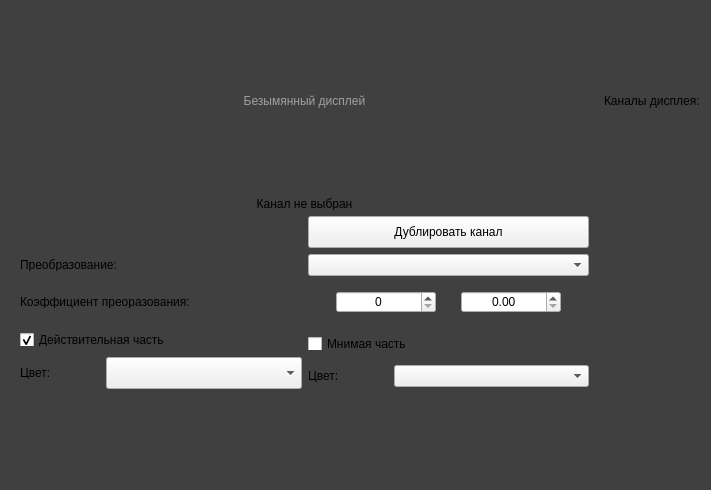
This is Oscilloscope/simplescope.ui in YegorR/Oscilloscope as Qt 5 draws it before an edit. The edited form follows.
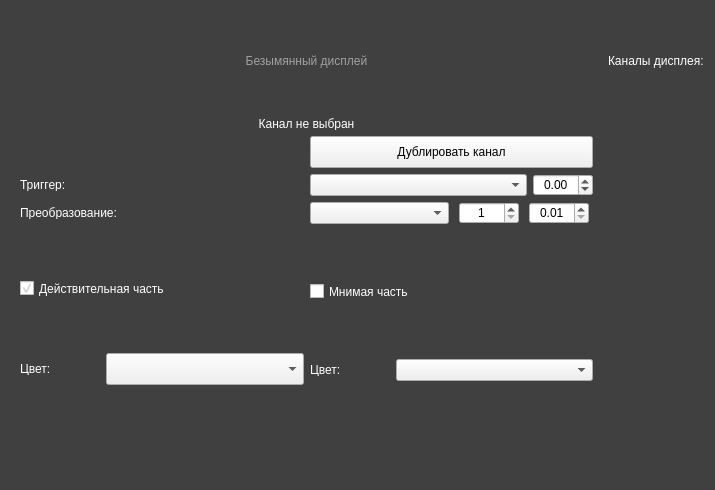
This is the edited form.

Patch:
```diff
--- a/Oscilloscope/simplescope.ui
+++ b/Oscilloscope/simplescope.ui
@@ -9,10 +9,16 @@
    <rect>
     <x>0</x>
     <y>0</y>
-    <width>711</width>
+    <width>715</width>
     <height>490</height>
    </rect>
   </property>
+  <property name="minimumSize">
+   <size>
+    <width>0</width>
+    <height>0</height>
+   </size>
+  </property>
   <property name="windowTitle">
    <string>Дисплей</string>
   </property>
@@ -25,6 +31,58 @@
 }</string>
   </property>
   <layout class="QGridLayout" name="gridLayout" rowstretch="0,0" columnstretch="0,0">
+   <item row="0" column="1">
+    <widget class="QLabel" name="label">
+     <property name="sizePolicy">
+      <sizepolicy hsizetype="Minimum" vsizetype="Preferred">
+       <horstretch>0</horstretch>
+       <verstretch>0</verstretch>
+      </sizepolicy>
+     </property>
+     <property name="styleSheet">
+      <string notr="true">color: White;</string>
+     </property>
+     <property name="text">
+      <string>Каналы дисплея:</string>
+     </property>
+    </widget>
+   </item>
+   <item row="0" column="0">
+    <widget class="QLineEdit" name="DisplayName">
+     <property name="mouseTracking">
+      <bool>true</bool>
+     </property>
+     <property name="tabletTracking">
+      <bool>false</bool>
+     </property>
+     <property name="autoFillBackground">
+      <bool>false</bool>
+     </property>
+     <property name="styleSheet">
+      <string notr="true">QLineEdit {
+    border: 0px;
+    background:  transparent;
+	color: White;
+    selection-background-color: Gray;
+}</string>
+     </property>
+     <property name="frame">
+      <bool>false</bool>
+     </property>
+     <property name="alignment">
+      <set>Qt::AlignCenter</set>
+     </property>
+     <property name="dragEnabled">
+      <bool>false</bool>
+     </property>
+     <property name="placeholderText">
+      <string>Безымянный дисплей</string>
+     </property>
+     <property name="cursorMoveStyle">
+      <enum>Qt::LogicalMoveStyle</enum>
+     </property>
+    </widget>
+   </item>
    <item row="1" column="1">
     <layout class="QVBoxLayout" name="channelsLayout">
      <property name="spacing">
@@ -51,6 +109,9 @@
          <height>13</height>
         </size>
        </property>
+       <property name="styleSheet">
+        <string notr="true">color: White;</string>
+       </property>
        <property name="text">
         <string>Канал не выбран</string>
        </property>
@@ -70,7 +131,7 @@
        <property name="maximumSize">
         <size>
          <width>16777215</width>
-         <height>180</height>
+         <height>300</height>
         </size>
        </property>
        <layout class="QGridLayout" name="channelSettings">
@@ -80,49 +141,83 @@
         <property name="bottomMargin">
          <number>0</number>
         </property>
-        <item row="1" column="0">
-         <widget class="QLabel" name="label_5">
+        <item row="6" column="0">
+         <widget class="QWidget" name="RealLayout" native="true">
+          <layout class="QVBoxLayout" name="verticalLayout">
+           <property name="leftMargin">
+            <number>0</number>
+           </property>
+           <property name="topMargin">
+            <number>0</number>
+           </property>
+           <property name="rightMargin">
+            <number>0</number>
+           </property>
+           <property name="bottomMargin">
+            <number>0</number>
+           </property>
+           <item>
+            <widget class="QCheckBox" name="ShowReal">
           <property name="maximumSize">
            <size>
             <width>16777215</width>
+               <height>15</height>
+              </size>
+             </property>
+             <property name="styleSheet">
+              <string notr="true">color: White;</string>
+             </property>
+             <property name="text">
+              <string>Действительная часть</string>
+             </property>
+             <property name="checked">
+              <bool>true</bool>
+             </property>
+            </widget>
+           </item>
+           <item>
+            <layout class="QHBoxLayout" name="horizontalLayout">
+             <item>
+              <widget class="QLabel" name="label_2">
+               <property name="maximumSize">
+                <size>
+                 <width>80</width>
             <height>13</height>
            </size>
           </property>
+               <property name="styleSheet">
+                <string notr="true">color: White;</string>
+               </property>
           <property name="text">
-           <string>Преобразование:</string>
+                <string>Цвет:</string>
           </property>
          </widget>
         </item>
-        <item row="1" column="1">
-         <widget class="QComboBox" name="transormateType"/>
-        </item>
-        <item row="0" column="1">
-         <widget class="QPushButton" name="createDublicate">
+             <item>
+              <widget class="QComboBox" name="ColorReal">
+               <property name="enabled">
+                <bool>true</bool>
+               </property>
           <property name="maximumSize">
            <size>
             <width>16777215</width>
             <height>32</height>
            </size>
           </property>
-          <property name="text">
-           <string>Дублировать канал</string>
-          </property>
-         </widget>
-        </item>
-        <item row="2" column="0">
-         <widget class="QLabel" name="TransformLabel">
-          <property name="maximumSize">
-           <size>
-            <width>16777215</width>
-            <height>13</height>
-           </size>
-          </property>
-          <property name="text">
-           <string>Коэффициент преоразования:</string>
-          </property>
+               <property name="editable">
+                <bool>false</bool>
+               </property>
+               <property name="frame">
+                <bool>true</bool>
+               </property>
+              </widget>
+             </item>
+            </layout>
+           </item>
+          </layout>
          </widget>
         </item>
-        <item row="4" column="1">
+        <item row="6" column="1">
          <widget class="QWidget" name="ImgLayout" native="true">
           <property name="enabled">
            <bool>true</bool>
@@ -145,12 +240,15 @@
              <property name="maximumSize">
               <size>
                <width>16777215</width>
-               <height>13</height>
+               <height>15</height>
               </size>
              </property>
              <property name="layoutDirection">
               <enum>Qt::LeftToRight</enum>
              </property>
+             <property name="styleSheet">
+              <string notr="true">color: White;</string>
+             </property>
              <property name="text">
               <string>Мнимая часть</string>
              </property>
@@ -181,6 +279,9 @@
                  <height>13</height>
                 </size>
                </property>
+               <property name="styleSheet">
+                <string notr="true">color: White;</string>
+               </property>
                <property name="text">
                 <string>Цвет:</string>
                </property>
@@ -194,103 +295,78 @@
           </layout>
          </widget>
         </item>
-        <item row="4" column="0">
-         <widget class="QWidget" name="RealLayout" native="true">
-          <layout class="QVBoxLayout" name="verticalLayout">
-           <property name="leftMargin">
-            <number>0</number>
-           </property>
-           <property name="topMargin">
-            <number>0</number>
-           </property>
-           <property name="rightMargin">
-            <number>0</number>
-           </property>
-           <property name="bottomMargin">
-            <number>0</number>
-           </property>
-           <item>
-            <widget class="QCheckBox" name="ShowReal">
-             <property name="maximumSize">
-              <size>
-               <width>16777215</width>
-               <height>13</height>
-              </size>
-             </property>
-             <property name="text">
-              <string>Действительная часть</string>
-             </property>
-             <property name="checked">
-              <bool>true</bool>
-             </property>
-            </widget>
-           </item>
-           <item>
-            <layout class="QHBoxLayout" name="horizontalLayout">
-             <item>
-              <widget class="QLabel" name="label_2">
-               <property name="maximumSize">
-                <size>
-                 <width>80</width>
-                 <height>13</height>
-                </size>
-               </property>
-               <property name="text">
-                <string>Цвет:</string>
-               </property>
-              </widget>
-             </item>
-             <item>
-              <widget class="QComboBox" name="ColorReal">
-               <property name="enabled">
-                <bool>true</bool>
-               </property>
-               <property name="maximumSize">
-                <size>
-                 <width>16777215</width>
-                 <height>32</height>
-                </size>
-               </property>
-               <property name="editable">
-                <bool>false</bool>
-               </property>
-               <property name="frame">
-                <bool>true</bool>
-               </property>
-              </widget>
-             </item>
-            </layout>
-           </item>
-          </layout>
-         </widget>
-        </item>
         <item row="2" column="1">
+         <layout class="QHBoxLayout" name="horizontalLayout_3">
+          <item>
+           <widget class="QComboBox" name="transormateType">
+            <property name="frame">
+             <bool>true</bool>
+            </property>
+           </widget>
+          </item>
+          <item>
          <widget class="QWidget" name="TransformSpins" native="true">
           <layout class="QHBoxLayout" name="TransformSpinLayout">
+             <property name="leftMargin">
+              <number>0</number>
+             </property>
+             <property name="topMargin">
+              <number>0</number>
+             </property>
+             <property name="rightMargin">
+              <number>0</number>
+             </property>
+             <property name="bottomMargin">
+              <number>0</number>
+             </property>
            <item>
             <widget class="QSpinBox" name="TransformSpinInt">
+               <property name="minimumSize">
+                <size>
+                 <width>60</width>
+                 <height>0</height>
+                </size>
+               </property>
              <property name="maximumSize">
               <size>
-               <width>100</width>
+                 <width>60</width>
                <height>16777215</height>
               </size>
              </property>
+               <property name="styleSheet">
+                <string notr="true">color: black;</string>
+               </property>
              <property name="alignment">
               <set>Qt::AlignCenter</set>
              </property>
+               <property name="minimum">
+                <number>1</number>
+               </property>
             </widget>
            </item>
            <item>
             <widget class="QDoubleSpinBox" name="TransformSpinDouble">
+               <property name="minimumSize">
+                <size>
+                 <width>60</width>
+                 <height>0</height>
+                </size>
+               </property>
              <property name="maximumSize">
               <size>
-               <width>100</width>
+                 <width>60</width>
                <height>16777215</height>
               </size>
              </property>
+               <property name="styleSheet">
+                <string notr="true">color: black;</string>
+               </property>
              <property name="alignment">
               <set>Qt::AlignCenter</set>
              </property>
+               <property name="minimum">
+                <double>0.010000000000000</double>
+               </property>
              <property name="singleStep">
               <double>0.100000000000000</double>
              </property>
@@ -300,58 +376,94 @@
          </widget>
         </item>
        </layout>
-      </widget>
-     </item>
-    </layout>
-   </item>
-   <item row="0" column="0">
-    <widget class="QLineEdit" name="DisplayName">
-     <property name="mouseTracking">
-      <bool>true</bool>
-     </property>
-     <property name="tabletTracking">
-      <bool>false</bool>
-     </property>
-     <property name="autoFillBackground">
-      <bool>false</bool>
-     </property>
+        </item>
+        <item row="0" column="1">
+         <widget class="QPushButton" name="createDublicate">
+          <property name="maximumSize">
+           <size>
+            <width>16777215</width>
+            <height>32</height>
+           </size>
+          </property>
+          <property name="text">
+           <string>Дублировать канал</string>
+          </property>
+         </widget>
+        </item>
+        <item row="2" column="0">
+         <widget class="QLabel" name="label_5">
+          <property name="maximumSize">
+           <size>
+            <width>16777215</width>
+            <height>13</height>
+           </size>
+          </property>
+          <property name="styleSheet">
+           <string notr="true">color: White;</string>
+          </property>
+          <property name="text">
+           <string>Преобразование:</string>
+          </property>
+         </widget>
+        </item>
+        <item row="1" column="0">
+         <widget class="QLabel" name="label_3">
+          <property name="maximumSize">
+           <size>
+            <width>16777215</width>
+            <height>13</height>
+           </size>
+          </property>
      <property name="styleSheet">
-      <string notr="true">QLineEdit {
-    border: 0px;
-    background:  transparent;
-	color: White;
-    selection-background-color: Gray;
-}</string>
-     </property>
-     <property name="frame">
-      <bool>false</bool>
+           <string notr="true">color: white;</string>
+          </property>
+          <property name="text">
+           <string>Триггер:</string>
+          </property>
+         </widget>
+        </item>
+        <item row="1" column="1">
+         <layout class="QHBoxLayout" name="horizontalLayout_5">
+          <item>
+           <widget class="QComboBox" name="TriggerType"/>
+          </item>
+          <item>
+           <widget class="QDoubleSpinBox" name="TriggerLevel">
+            <property name="minimumSize">
+             <size>
+              <width>60</width>
+              <height>0</height>
+             </size>
+            </property>
+            <property name="maximumSize">
+             <size>
+              <width>60</width>
+              <height>16777215</height>
+             </size>
+            </property>
+            <property name="styleSheet">
+             <string notr="true">color: black;</string>
      </property>
      <property name="alignment">
       <set>Qt::AlignCenter</set>
      </property>
-     <property name="dragEnabled">
-      <bool>false</bool>
-     </property>
-     <property name="placeholderText">
-      <string>Безымянный дисплей</string>
-     </property>
-     <property name="cursorMoveStyle">
-      <enum>Qt::LogicalMoveStyle</enum>
+            <property name="minimum">
+             <double>-99999999999999991611392.000000000000000</double>
+            </property>
+            <property name="maximum">
+             <double>10000000000000000.000000000000000</double>
+            </property>
+            <property name="value">
+             <double>0.000000000000000</double>
      </property>
     </widget>
    </item>
-   <item row="0" column="1">
-    <widget class="QLabel" name="label">
-     <property name="sizePolicy">
-      <sizepolicy hsizetype="Minimum" vsizetype="Preferred">
-       <horstretch>0</horstretch>
-       <verstretch>0</verstretch>
-      </sizepolicy>
-     </property>
-     <property name="text">
-      <string>Каналы дисплея:</string>
-     </property>
-    </widget>
+         </layout>
+        </item>
+       </layout>
+      </widget>
+     </item>
+    </layout>
    </item>
   </layout>
  </widget>
```
Lines whose indentation alone changed are shown as unchanged.
